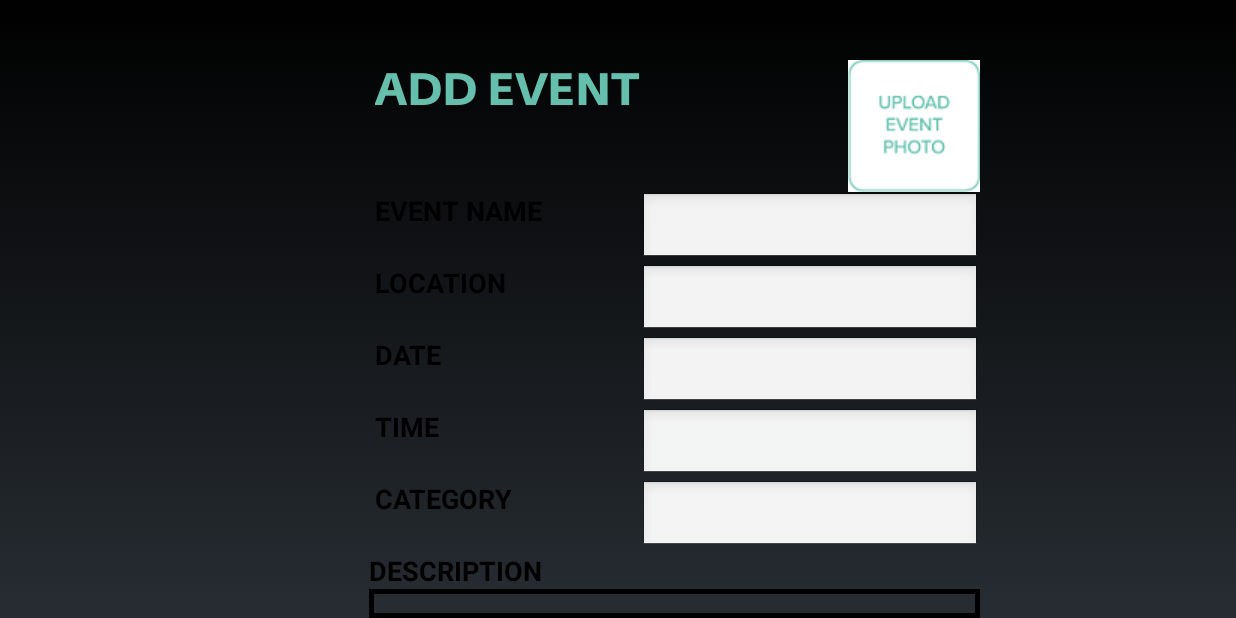
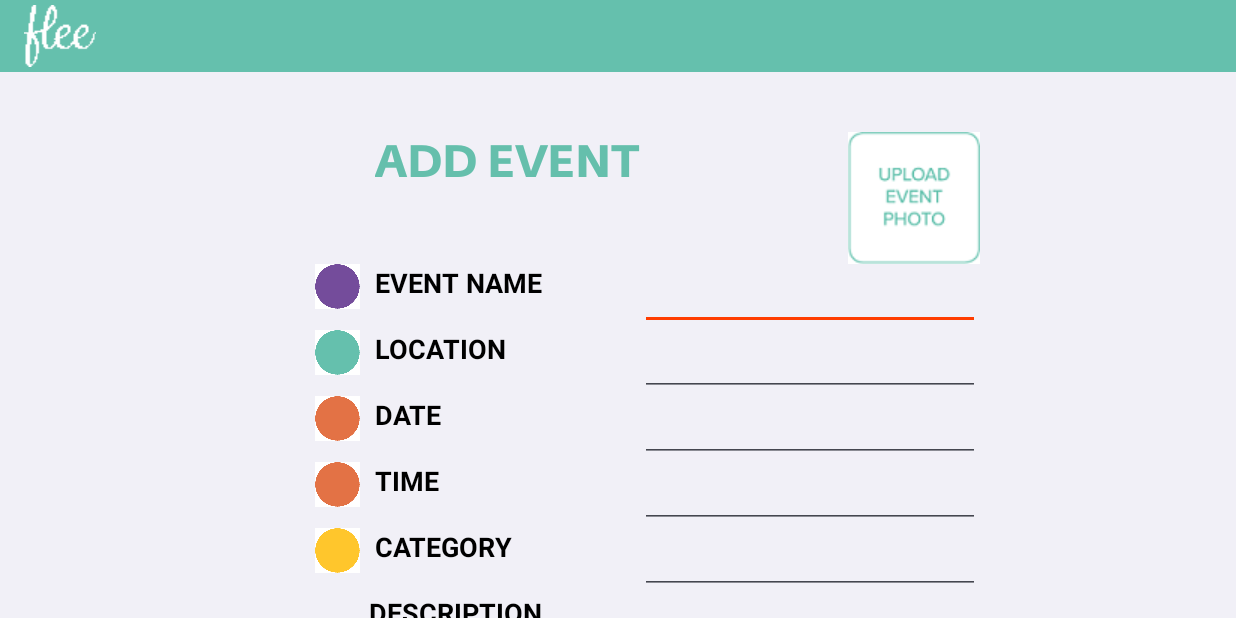
Before and after one commit to siddutgikar/Flee, an Android app: the AddActivity screen opened directly, with no data from a screen before it, on a phone screen of 824 x 412 dp (held sideways). Run offline under Robolectric (Android 15) with nearby library versions, the phone set to English and light mode, and no system bars; pictures from the network do not load.

Commit message:
added circles to add activity page and added exception handling

```diff
--- a/app/src/main/AndroidManifest.xml
+++ b/app/src/main/AndroidManifest.xml
@@ -44,8 +44,7 @@
             android:theme="@style/AppTheme"></activity>
         <activity
             android:name=".AddActivity"
-            android:screenOrientation="landscape"
-            android:theme="@android:style/Theme.NoTitleBar.Fullscreen"></activity>
+            android:screenOrientation="landscape"></activity>
         <activity
             android:name=".SignupActivity"
             android:screenOrientation="landscape"
--- a/app/src/main/java/com/mobilecomputing/flee/flee/AddActivity.java
+++ b/app/src/main/java/com/mobilecomputing/flee/flee/AddActivity.java
@@ -31,12 +31,13 @@ public class AddActivity extends Activity implements View.OnClickListener {
     private EditText name, location, date, time, category, description;
     private TextView nameLabel, locationLabel, dateLabel, timeLabel, categoryLabel, descrLabel, addEventLabel;
     private ImageButton uploadImage, done, backButton;
-    //private ImageView redCircle, redCircle2, yellowCircle, blueCircle, purpleCircle;
 
     private Uri selectedImage;
 
     @Override
     protected void onCreate(Bundle savedInstanceState) {
+
+        try {
             super.onCreate(savedInstanceState);
             setContentView(R.layout.add_event);
 
@@ -77,30 +78,19 @@ public class AddActivity extends Activity implements View.OnClickListener {
 
             backButton = (ImageButton) findViewById(R.id.backButton);
             backButton.setOnClickListener(this);
-
-
-        //makes the ImageViews in the shapes of circles
-        //redCircle = (ImageView) findViewById(R.id.redDot);
-        //redCircle.setBackground(createStateListDrawable());
+        }
+        catch (Exception e) {
+            Toast notification = Toast.makeText(this, "Something went wrong", Toast.LENGTH_LONG);
+            notification.show();
+        }
     }
 
-/*
-    private StateListDrawable createStateListDrawable() {
-        StateListDrawable drawable = new StateListDrawable();
-
-        OvalShape oval = new OvalShape();
-        oval.resize(30, 30);
-
-        ShapeDrawable shapeDrawable = new ShapeDrawable(oval);
-        shapeDrawable.getPaint().setColor(getResources().getColor(R.color.somecolor));
-        drawable.addState(new int[] { android.R.attr.state_pressed }, shapeDrawable);
-        drawable.addState(StateSet.WILD_CARD, shapeDrawable);
-
-        return drawable;
-    }*/
 
     @Override
     public void onClick(View v) {
+
+        try {
+
             switch (v.getId()) {
 
                 //go back to the previous activity
@@ -131,7 +121,6 @@ public class AddActivity extends Activity implements View.OnClickListener {
                     Toast notification = Toast.makeText(this, "Event has been added", Toast.LENGTH_LONG);
                     notification.show();
 
-
                     //go to the EventList activity when the new event has been created
                     //Intent eventListIntent = new Intent(this, EventListActivity.class);
                     //eventListIntent.putExtra();
@@ -140,9 +129,16 @@ public class AddActivity extends Activity implements View.OnClickListener {
                     break;
             }
         }
+        catch (Exception e) {
+            Toast notification = Toast.makeText(this, "Something went wrong", Toast.LENGTH_LONG);
+            notification.show();
+        }
+    }
 
     @Override
     protected void onActivityResult(int requestCode, int resultCode, Intent data) {
+
+        try {
 
             super.onActivityResult(requestCode, resultCode, data);
 
@@ -156,4 +152,9 @@ public class AddActivity extends Activity implements View.OnClickListener {
                 //   uploadImage.setImageURI(selectedImage);
             }
         }
+        catch (Exception e) {
+            Toast notification = Toast.makeText(this, "Something went wrong", Toast.LENGTH_LONG);
+            notification.show();
         }
+    }
+}
--- a/app/src/main/java/com/mobilecomputing/flee/flee/SplashScreenActivity.java
+++ b/app/src/main/java/com/mobilecomputing/flee/flee/SplashScreenActivity.java
@@ -7,6 +7,7 @@ import android.net.Uri;
 import android.os.Bundle;
 import android.os.Handler;
 import android.os.PersistableBundle;
+import android.widget.Toast;
 import android.widget.VideoView;
 
 /**
@@ -18,7 +19,10 @@ public class SplashScreenActivity extends Activity implements MediaPlayer.OnComp
     VideoView splash;
 
     @Override
-    public void onCreate(Bundle savedInstanceState) {
+    public void onCreate(Bundle savedInstanceState){
+
+        try {
+
             super.onCreate(savedInstanceState);
             setContentView(R.layout.activity_splash);
 
@@ -28,6 +32,11 @@ public class SplashScreenActivity extends Activity implements MediaPlayer.OnComp
             splash.setVideoURI(splashPath);
             splash.start();
             splash.setOnCompletionListener(this);
+        }
+        catch (Exception e) {
+            Toast notification = Toast.makeText(this, "Something went wrong", Toast.LENGTH_LONG);
+            notification.show();
+        }
 
     }
 
@@ -44,10 +53,16 @@ public class SplashScreenActivity extends Activity implements MediaPlayer.OnComp
     @Override
     public void onCompletion(MediaPlayer mp) {
 
+        try {
             //When the splash screen finishes playing, start the next activity (login activity)
             Intent startAppIntent = new Intent(SplashScreenActivity.this, LoginActivity.class);
             startActivity(startAppIntent);
 
             finish();
         }
+        catch (Exception e) {
+            Toast notification = Toast.makeText(this, "Something went wrong", Toast.LENGTH_LONG);
+            notification.show();
         }
+    }
+}
--- a/app/src/main/res/layout/add_event.xml
+++ b/app/src/main/res/layout/add_event.xml
@@ -170,46 +170,107 @@
         android:layout_alignParentStart="true"
         android:layout_marginStart="850dp" />
 
-    <!--
+
+    <FrameLayout
+        android:id="@+id/framePurple"
+        android:layout_width="30sp"
+        android:layout_height="30sp"
+        android:layout_below="@+id/uploadImageButton"
+        android:layout_marginStart="210dp">
+
         <ImageView
             android:layout_width="30sp"
             android:layout_height="30sp"
             android:id="@+id/purpleDot"
-        android:src="#744c9b"
-        android:layout_below="@+id/uploadImageButton"
-        android:layout_toStartOf="@+id/textViewDescr" />
+            android:src="#744c9b" />
+
+        <ImageView
+            android:layout_width="30sp"
+            android:layout_height="30sp"
+            android:id="@+id/circleCropPurple"
+            android:src="@drawable/circle" />
+    </FrameLayout>
+
+    <FrameLayout
+        android:id="@+id/frameBlue"
+        android:layout_width="30sp"
+        android:layout_height="30sp"
+        android:layout_alignTop="@+id/textViewLocation"
+        android:layout_alignEnd="@+id/framePurple">
 
     <ImageView
         android:layout_width="30sp"
         android:layout_height="30sp"
         android:id="@+id/blueDot"
-        android:src="#65c0ad"
-        android:layout_alignTop="@+id/textViewLocation"
-        android:layout_alignEnd="@+id/purpleDot" />
+        android:src="#65c0ad" />
+
+        <ImageView
+            android:layout_width="30sp"
+            android:layout_height="30sp"
+            android:id="@+id/circleCropBlue"
+            android:src="@drawable/circle" />
+    </FrameLayout>
+
+    <FrameLayout
+        android:id="@+id/frameRed"
+        android:layout_width="30sp"
+        android:layout_height="30sp"
+        android:layout_alignTop="@+id/textViewDate"
+        android:layout_alignEnd="@+id/framePurple">
 
         <ImageView
             android:layout_width="30sp"
             android:layout_height="30sp"
             android:id="@+id/redDot"
-        android:layout_alignTop="@+id/textViewDate"
-        android:layout_alignEnd="@+id/purpleDot"
             android:src="#E37245" />
 
         <ImageView
             android:layout_width="30sp"
             android:layout_height="30sp"
+            android:id="@+id/circleCropRed"
+            android:src="@drawable/circle" />
+    </FrameLayout>
+
+
+    <FrameLayout
+        android:id="@+id/frameRed2"
+        android:layout_width="30sp"
+        android:layout_height="30sp"
+        android:layout_alignTop="@+id/textViewTime"
+        android:layout_alignEnd="@+id/framePurple">
+
+        <ImageView
+            android:layout_width="30sp"
+            android:layout_height="30sp"
             android:id="@+id/redDot2"
-        android:layout_alignTop="@+id/textViewTime"
-        android:layout_alignEnd="@+id/purpleDot"
             android:src="#E37245" />
 
         <ImageView
             android:layout_width="30sp"
             android:layout_height="30sp"
+            android:id="@+id/circleCropRed2"
+            android:src="@drawable/circle" />
+    </FrameLayout>
+
+    <FrameLayout
+        android:id="@+id/frameYellow"
+        android:layout_width="30sp"
+        android:layout_height="30sp"
+        android:layout_alignTop="@+id/textViewCategory"
+        android:layout_alignEnd="@+id/framePurple">
+
+        <ImageView
+            android:layout_width="30sp"
+            android:layout_height="30sp"
             android:id="@+id/yellowDot"
-        android:layout_alignTop="@+id/textViewCategory"
-        android:layout_alignEnd="@+id/purpleDot"
         android:src="#FFC62C" />
-        -->
+
+        <ImageView
+            android:layout_width="30sp"
+            android:layout_height="30sp"
+            android:id="@+id/circleCropYellow"
+            android:src="@drawable/circle" />
+    </FrameLayout>
+
 
 </RelativeLayout>
```
Also changed, not shown: app/src/main/res/drawable/circle.png (added). Lines whose indentation alone changed are shown as unchanged.
